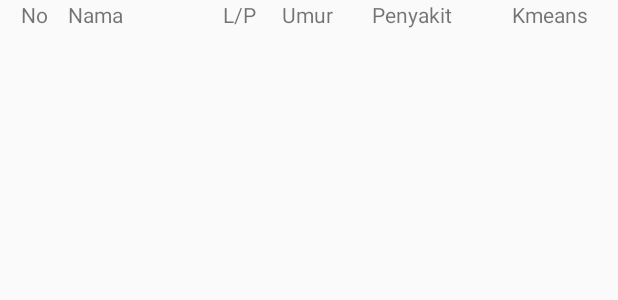
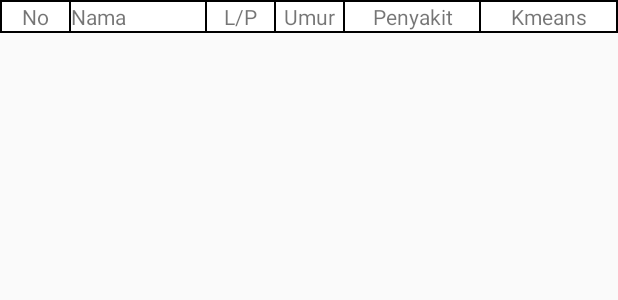
Before and after one commit to muslimmuda15/PulseHearthMonitor, an Android app: the layout grid_pasien.xml on its own in the app's theme, with its tools: preview values and no code run, on a phone screen of 412 x 824 dp. Shown: the top 300 px of the screen. Run offline under Robolectric (Android 15) with nearby library versions, the phone set to English and light mode, and no system bars.

Commit message:
Fix Features - Grid Margin And Header Gravity

```diff
--- a/app/src/main/res/layout/activity_daftar_pasien.xml
+++ b/app/src/main/res/layout/activity_daftar_pasien.xml
@@ -21,6 +21,7 @@
             android:layout_marginRight="1dp"
             android:layout_weight="5"
             android:background="@android:color/holo_blue_light"
+            android:gravity="center_horizontal"
             android:text="No"
             android:textAlignment="center"
             android:textColor="@android:color/white"
@@ -32,6 +33,7 @@
             android:layout_marginRight="1dp"
             android:layout_weight="10"
             android:background="@android:color/holo_blue_light"
+            android:gravity="center_horizontal"
             android:text="Nama"
             android:textAlignment="center"
             android:textColor="@android:color/white"
@@ -43,6 +45,7 @@
             android:layout_marginRight="1dp"
             android:layout_weight="5"
             android:background="@android:color/holo_blue_light"
+            android:gravity="center_horizontal"
             android:text="L/P"
             android:textAlignment="center"
             android:textColor="@android:color/white"
@@ -54,6 +57,7 @@
             android:layout_marginRight="1dp"
             android:layout_weight="5"
             android:background="@android:color/holo_blue_light"
+            android:gravity="center_horizontal"
             android:text="Umur"
             android:textAlignment="center"
             android:textColor="@android:color/white"
@@ -65,6 +69,7 @@
             android:layout_marginRight="1dp"
             android:layout_weight="10"
             android:background="@android:color/holo_blue_light"
+            android:gravity="center_horizontal"
             android:text="Penyakit"
             android:textAlignment="center"
             android:textColor="@android:color/white"
@@ -75,6 +80,7 @@
             android:layout_height="wrap_content"
             android:layout_weight="10"
             android:background="@android:color/holo_blue_light"
+            android:gravity="center_horizontal"
             android:text="K-Means"
             android:textAlignment="center"
             android:textColor="@android:color/white"
--- a/app/src/main/res/layout/grid_pasien.xml
+++ b/app/src/main/res/layout/grid_pasien.xml
@@ -3,27 +3,41 @@
     android:layout_width="match_parent"
     android:layout_height="wrap_content"
     android:layout_weight="1"
+    android:background="@android:color/black"
     android:orientation="horizontal">
 
     <TextView
         android:id="@+id/no"
         android:layout_width="0dp"
         android:layout_height="wrap_content"
+        android:layout_marginBottom="1dp"
+        android:layout_marginLeft="1dp"
+        android:layout_marginTop="1dp"
         android:layout_weight="0.5"
+        android:background="@android:color/white"
         android:gravity="center_horizontal"
         android:text="No" />
+
     <TextView
         android:id="@+id/nama"
         android:layout_width="0dp"
         android:layout_height="wrap_content"
+        android:layout_marginBottom="1dp"
+        android:layout_marginLeft="1dp"
+        android:layout_marginTop="1dp"
         android:layout_weight="1"
+        android:background="@android:color/white"
         android:text="Nama" />
 
     <TextView
         android:id="@+id/jenis_kelamin"
         android:layout_width="0dp"
         android:layout_height="wrap_content"
+        android:layout_marginBottom="1dp"
+        android:layout_marginLeft="1dp"
+        android:layout_marginTop="1dp"
         android:layout_weight="0.5"
+        android:background="@android:color/white"
         android:gravity="center_horizontal"
         android:text="L/P" />
 
@@ -31,7 +45,11 @@
         android:id="@+id/umur"
         android:layout_width="0dp"
         android:layout_height="wrap_content"
+        android:layout_marginBottom="1dp"
+        android:layout_marginLeft="1dp"
+        android:layout_marginTop="1dp"
         android:layout_weight="0.5"
+        android:background="@android:color/white"
         android:gravity="center_horizontal"
         android:text="Umur" />
 
@@ -39,7 +57,11 @@
         android:id="@+id/kelas_penyakit"
         android:layout_width="0dp"
         android:layout_height="wrap_content"
+        android:layout_marginBottom="1dp"
+        android:layout_marginLeft="1dp"
+        android:layout_marginTop="1dp"
         android:layout_weight="1"
+        android:background="@android:color/white"
         android:gravity="center_horizontal"
         android:text="Penyakit" />
 
@@ -47,7 +69,12 @@
         android:id="@+id/kelas_kmeans"
         android:layout_width="0dp"
         android:layout_height="wrap_content"
+        android:layout_marginBottom="1dp"
+        android:layout_marginLeft="1dp"
+        android:layout_marginRight="1dp"
+        android:layout_marginTop="1dp"
         android:layout_weight="1"
+        android:background="@android:color/white"
         android:gravity="center_horizontal"
         android:text="Kmeans" />
 
```
